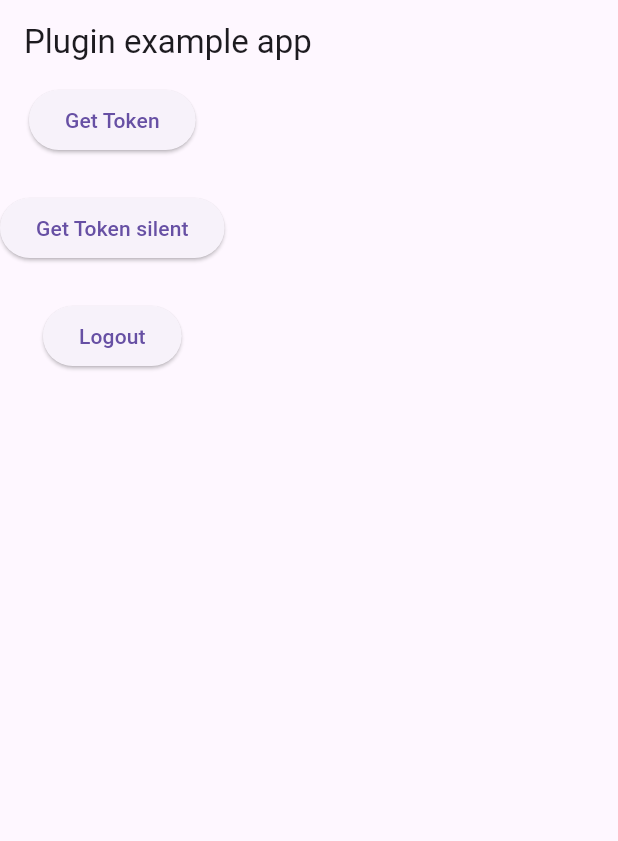
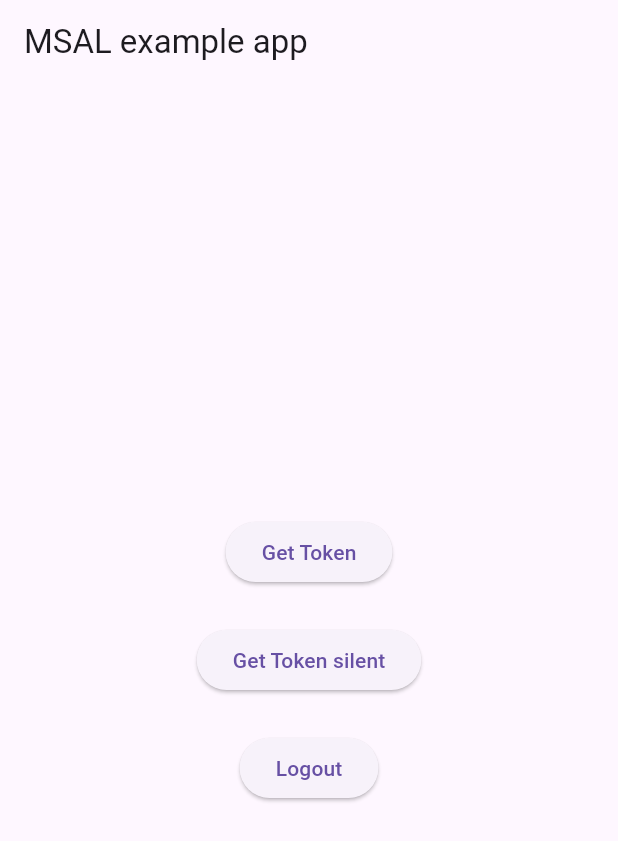
Before and after one commit to nayanAubie/msal_auth, a Flutter app: the screen it shows after launch, on a phone screen of 412 x 824 dp. Shown: the top 841 px of the screen. Run offline on Flutter 3.47's test engine with Material 3 defaults, Android fonts, the phone set to English and light mode, and no system bars.

Commit message:
Updated example UI

```diff
--- a/example/lib/main.dart
+++ b/example/lib/main.dart
@@ -28,9 +28,10 @@ class _MyAppState extends State<MyApp> {
     return MaterialApp(
       home: Scaffold(
         appBar: AppBar(
-          title: const Text('Plugin example app'),
+          title: const Text('MSAL example app'),
         ),
-        body: Column(
+        body: Center(
+          child: Column(
             mainAxisSize: MainAxisSize.min,
             children: [
               ElevatedButton(
@@ -48,6 +49,7 @@ class _MyAppState extends State<MyApp> {
                 child: const Text('Logout'),
               ),
             ],
+          ),
         ),
       ),
     );
```
Lines whose indentation alone changed are shown as unchanged.
